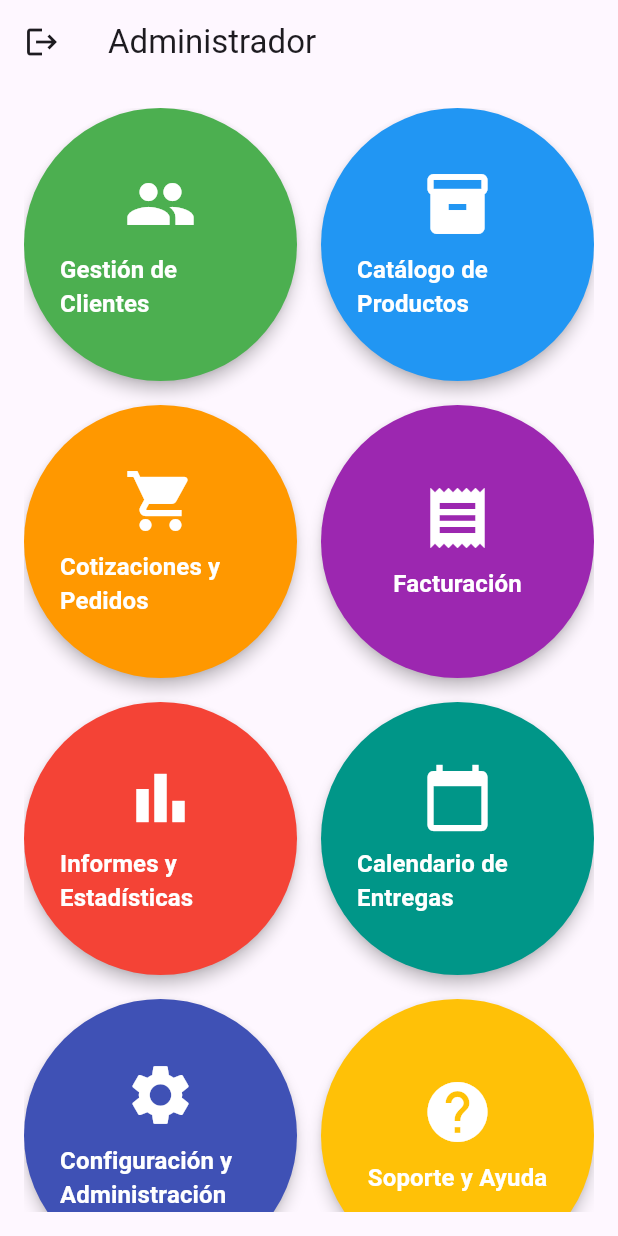
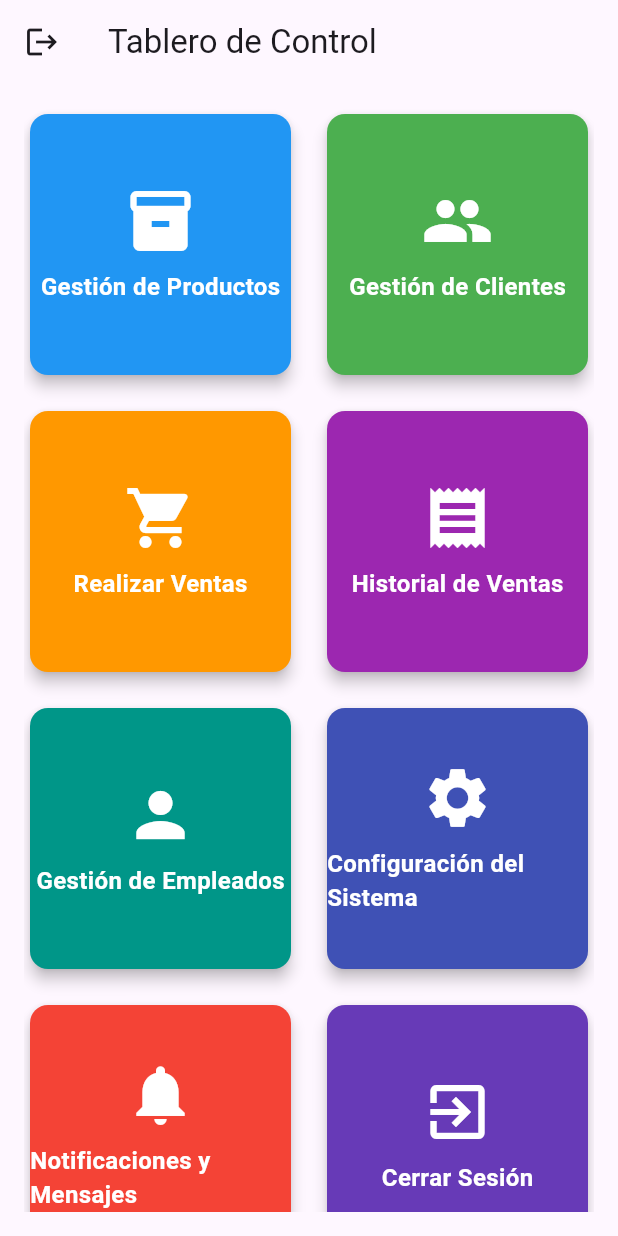
Before and after one commit to jhonatan1997ac/hormi, a Flutter app: the AdminHome screen opened directly, on a phone screen of 412 x 824 dp. Run offline on Flutter 3.47's test engine with Material 3 defaults, Android fonts, the phone set to English and light mode, and no system bars; our stand-ins replace cloud_firestore, firebase_auth, firebase_core, firebase_storage, image_picker; accounts and stored records are empty.

Commit message:
gestion productos v1

```diff
--- a/lib/main.dart
+++ b/lib/main.dart
@@ -1,3 +1,4 @@
+import 'package:apphormi/pages/administrador/gestion_productos.dart';
 import 'package:apphormi/pages/inicio/home.dart';
 import 'package:apphormi/pages/inicio/usabilidad/calendario.dart';
 import 'package:apphormi/pages/inicio/usabilidad/catalogo.dart';
@@ -8,7 +9,7 @@ import 'package:apphormi/pages/inicio/usabilidad/presupuesto.dart';
 import 'package:apphormi/pages/inicio/usabilidad/soporte.dart';
 import 'package:apphormi/pages/inicio_secion/inicio.dart';
 
-import 'package:apphormi/pages/usuario/usuario.dart';
+import 'package:apphormi/pages/inicio/usabilidad/usuario.dart';
 
 import 'package:firebase_core/firebase_core.dart';
 import 'package:flutter/foundation.dart';
@@ -57,6 +58,7 @@ class _MyAppState extends State<MyApp> {
         '/fact': (context) => const FacturacionScreen(),
         '/sopor': (context) => const SoporteScreen(),
         '/logpag': (context) => const Inicio(),
+        '/gestprod': (context) => GestionProductos(),
       },
     );
   }
--- /dev/null
+++ b/lib/pages/administrador/administrador.dart
@@ -0,0 +1,171 @@
+import 'package:firebase_auth/firebase_auth.dart';
+import 'package:flutter/material.dart';
+
+import '../inicio_secion/inicio.dart';
+
+class Administrador extends StatefulWidget {
+  const Administrador({Key? key}) : super(key: key);
+
+  @override
+  State<Administrador> createState() => _AdministradorState();
+}
+
+class _AdministradorState extends State<Administrador> {
+  @override
+  Widget build(BuildContext context) {
+    return const AdminHome();
+  }
+}
+
+class AdminHome extends StatelessWidget {
+  const AdminHome({Key? key}) : super(key: key);
+
+  @override
+  Widget build(BuildContext context) {
+    return Scaffold(
+      appBar: AppBar(
+        title: const Text('Tablero de Control'),
+        leading: IconButton(
+          onPressed: () {
+            logout(context);
+          },
+          icon: const Icon(
+            Icons.logout,
+          ),
+        ),
+      ),
+      body: Padding(
+        padding: const EdgeInsets.all(16.0),
+        child: GridView.count(
+          crossAxisCount: 2,
+          crossAxisSpacing: 16.0,
+          mainAxisSpacing: 16.0,
+          children: [
+            HomeCard(
+              title: 'Gestión de Productos',
+              icon: Icons.inventory,
+              color: Colors.blue,
+              onTap: () {
+                Navigator.pushNamed(context, '/gestprod');
+              },
+            ),
+            HomeCard(
+              title: 'Gestión de Clientes',
+              icon: Icons.people,
+              color: Colors.green,
+              onTap: () {
+                Navigator.pushNamed(context, '/usu');
+              },
+            ),
+            HomeCard(
+              title: 'Realizar Ventas',
+              icon: Icons.shopping_cart,
+              color: Colors.orange,
+              onTap: () {
+                // Navigator.pushNamed(context, '/realizar_ventas');
+              },
+            ),
+            HomeCard(
+              title: 'Historial de Ventas',
+              icon: Icons.receipt,
+              color: Colors.purple,
+              onTap: () {
+                // Navigator.pushNamed(context, '/historial_ventas');
+              },
+            ),
+            HomeCard(
+              title: 'Gestión de Empleados',
+              icon: Icons.person,
+              color: Colors.teal,
+              onTap: () {
+                // Navigator.pushNamed(context, '/gestion_empleados');
+              },
+            ),
+            HomeCard(
+              title: 'Configuración del Sistema',
+              icon: Icons.settings,
+              color: Colors.indigo,
+              onTap: () {
+                // Navigator.pushNamed(context, '/configuracion_sistema');
+              },
+            ),
+            HomeCard(
+              title: 'Notificaciones y Mensajes',
+              icon: Icons.notifications,
+              color: Colors.red,
+              onTap: () {
+                // Navigator.pushNamed(context, '/notificaciones_mensajes');
+              },
+            ),
+            HomeCard(
+              title: 'Cerrar Sesión',
+              icon: Icons.exit_to_app,
+              color: Colors.deepPurple,
+              onTap: () {
+                logout(context);
+              },
+            ),
+          ],
+        ),
+      ),
+    );
+  }
+
+  Future<void> logout(BuildContext context) async {
+    await FirebaseAuth.instance.signOut();
+    // ignore: use_build_context_synchronously
+    Navigator.pushReplacement(
+      context,
+      MaterialPageRoute(
+        builder: (context) => const Inicio(),
+      ),
+    );
+  }
+}
+
+class HomeCard extends StatelessWidget {
+  final String title;
+  final IconData icon;
+  final Color color;
+  final VoidCallback onTap;
+
+  const HomeCard({
+    Key? key,
+    required this.title,
+    required this.icon,
+    required this.color,
+    required this.onTap,
+  }) : super(key: key);
+
+  @override
+  Widget build(BuildContext context) {
+    return GestureDetector(
+      onTap: onTap,
+      child: Card(
+        color: color,
+        elevation: 4.0,
+        child: Center(
+          child: Column(
+            mainAxisAlignment: MainAxisAlignment.center,
+            children: [
+              Icon(
+                icon,
+                size: 48.0,
+                color: Colors.white,
+              ),
+              const SizedBox(height: 8.0),
+              Text(
+                title,
+                style: const TextStyle(
+                  fontSize: 16.0,
+                  fontWeight: FontWeight.bold,
+                  color: Colors.white,
+                ),
+              ),
+            ],
+          ),
+        ),
+      ),
+    );
+  }
+}
--- a/lib/pages/inicio_secion/administrador.dart
+++ /dev/null
@@ -1,188 +0,0 @@
-import 'package:firebase_auth/firebase_auth.dart';
-import 'package:flutter/material.dart';
-
-import 'inicio.dart';
-
-// ignore: camel_case_types
-class administrador extends StatefulWidget {
-  const administrador({Key? key}) : super(key: key);
-
-  @override
-  State<administrador> createState() => _administradorState();
-}
-
-class _administradorState extends State<administrador> {
-  @override
-  Widget build(BuildContext context) {
-    return AdminHome();
-  }
-}
-
-class AdminHome extends StatelessWidget {
-  const AdminHome({Key? key}) : super(key: key);
-
-  @override
-  Widget build(BuildContext context) {
-    return Scaffold(
-      appBar: AppBar(
-        title: const Text('Administrador'),
-        leading: IconButton(
-          onPressed: () {
-            logout(context);
-          },
-          icon: const Icon(
-            Icons.logout,
-          ),
-        ),
-      ),
-      body: Padding(
-        padding: const EdgeInsets.all(16.0),
-        child: GridView.count(
-          crossAxisCount: 2,
-          crossAxisSpacing: 16.0,
-          mainAxisSpacing: 16.0,
-          children: [
-            HomeCard(
-              title: 'Gestión de Clientes',
-              icon: Icons.people,
-              color: Colors.green,
-              onTap: () {
-                Navigator.pushNamed(context, '/usu');
-              },
-            ),
-            HomeCard(
-              title: 'Catálogo de Productos',
-              icon: Icons.inventory,
-              color: Colors.blue,
-              onTap: () {
-                Navigator.pushNamed(context, '/cata');
-              },
-            ),
-            HomeCard(
-              title: 'Cotizaciones y Pedidos',
-              icon: Icons.shopping_cart,
-              color: Colors.orange,
-              onTap: () {
-                Navigator.pushNamed(context, '/coti');
-              },
-            ),
-            HomeCard(
-              title: 'Facturación',
-              icon: Icons.receipt,
-              color: Colors.purple,
-              onTap: () {
-                Navigator.pushNamed(context, '/fact');
-              },
-            ),
-            HomeCard(
-              title: 'Informes y Estadísticas',
-              icon: Icons.bar_chart,
-              color: Colors.red,
-              onTap: () {
-                // Implementa la lógica para informes y estadísticas
-              },
-            ),
-            HomeCard(
-              title: 'Calendario de Entregas',
-              icon: Icons.calendar_today,
-              color: Colors.teal,
-              onTap: () {
-                Navigator.pushNamed(context, '/cale');
-              },
-            ),
-            HomeCard(
-              title: 'Configuración y Administración',
-              icon: Icons.settings,
-              color: Colors.indigo,
-              onTap: () {
-                Navigator.pushNamed(context, '/conf');
-              },
-            ),
-            HomeCard(
-              title: 'Soporte y Ayuda',
-              icon: Icons.help,
-              color: Colors.amber,
-              onTap: () {
-                Navigator.pushNamed(context, '/sopor');
-              },
-            ),
-            HomeCard(
-              title: 'Integración con GPS',
-              icon: Icons.gps_fixed,
-              color: Colors.brown,
-              onTap: () {
-                // Implementa la lógica para integración con GPS
-              },
-            ),
-            HomeCard(
-              title: 'Accesos Rápidos',
-              icon: Icons.speed,
-              color: Colors.deepPurple,
-              onTap: () {
-                // Implementa la lógica para accesos rápidos
-              },
-            ),
-          ],
-        ),
-      ),
-    );
-  }
-
-  Future<void> logout(BuildContext context) async {
-    const CircularProgressIndicator();
-    await FirebaseAuth.instance.signOut();
-    Navigator.pushReplacement(
-      context,
-      MaterialPageRoute(
-        builder: (context) => const Inicio(),
-      ),
-    );
-  }
-}
-
-class HomeCard extends StatelessWidget {
-  final String title;
-  final IconData icon;
-  final Color color;
-  final VoidCallback onTap;
-
-  const HomeCard({
-    Key? key,
-    required this.title,
-    required this.icon,
-    required this.color,
-    required this.onTap,
-  }) : super(key: key);
-
-  @override
-  Widget build(BuildContext context) {
-    return GestureDetector(
-      onTap: onTap,
-      child: ElevatedButton(
-        onPressed: onTap,
-        style: ElevatedButton.styleFrom(
-          backgroundColor: color,
-          elevation: 4.0,
-        ),
-        child: Column(
-          mainAxisAlignment: MainAxisAlignment.center,
-          children: [
-            Icon(
-              icon,
-              size: 48.0,
-              color: Colors.white,
-            ),
-            const SizedBox(height: 8.0),
-            Text(
-              title,
-              style: const TextStyle(
-                  fontSize: 16.0,
-                  fontWeight: FontWeight.bold,
-                  color: Colors.white),
-            ),
-          ],
-        ),
-      ),
-    );
-  }
-}
--- a/lib/pages/inicio_secion/inicio.dart
+++ b/lib/pages/inicio_secion/inicio.dart
@@ -3,8 +3,8 @@ import 'package:flutter/material.dart';
 import 'registrar.dart';
 import 'package:firebase_auth/firebase_auth.dart';
 import 'package:cloud_firestore/cloud_firestore.dart';
-import 'administrador.dart';
-import 'vendedor.dart';
+import '../administrador/administrador.dart';
+import '../vendedor/vendedor.dart';
 
 class Inicio extends StatefulWidget {
   const Inicio({Key? key}) : super(key: key);
@@ -250,7 +250,7 @@ class _InicioState extends State<Inicio> {
               Navigator.pushReplacement(
                 context,
                 MaterialPageRoute(
-                  builder: (context) => const administrador(),
+                  builder: (context) => const AdminHome(),
                 ),
               );
             } else {
--- a/lib/pages/inicio_secion/vendedor.dart
+++ b/lib/pages/vendedor/vendedor.dart
@@ -1,6 +1,6 @@
 import 'package:firebase_auth/firebase_auth.dart';
 import 'package:flutter/material.dart';
-import 'inicio.dart';
+import '../inicio_secion/inicio.dart';
 
 class vendedor extends StatefulWidget {
   const vendedor({Key? key}) : super(key: key);
--- a/pubspec.yaml
+++ b/pubspec.yaml
@@ -18,6 +18,8 @@ dependencies:
   provider: ^6.1.1
   firebase_auth: ^4.5.0
   http: ^0.13.3
+  image_picker: ^0.8.0
+  firebase_storage: ^11.6.0
 
 
 dev_dependencies:
```
Also changed, not shown: lib/pages/administrador/gestion_productos.dart (added, +246 -0 lines), lib/pages/inicio/usabilidad/usuario.dart (renamed from lib/pages/usuario/usuario.dart), pubspec.lock, 6 other files.
